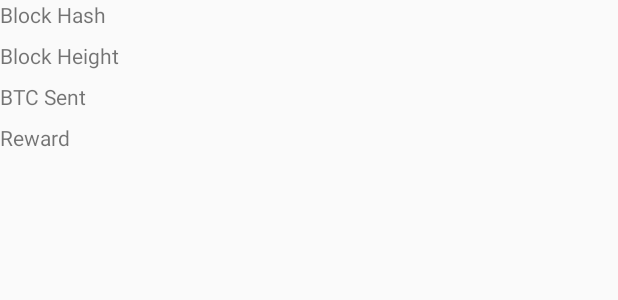
After one commit to siddharth-shah/BTC, an Android app: the layout new_block_info.xml on its own in the app's theme, with its tools: preview values and no code run, on a phone screen of 412 x 824 dp. The commit adds this screen. Shown: the top 300 px of the screen. Run offline under Robolectric (Android 15) with nearby library versions, the phone set to English and light mode, and no system bars.

Commit message:
new block info layout created

```diff
--- a/app/src/main/res/layout/activity_main.xml
+++ b/app/src/main/res/layout/activity_main.xml
@@ -27,4 +27,12 @@
         tools:layout_editor_absoluteX="16dp"
         tools:layout_editor_absoluteY="46dp" />
 
+    <include
+        android:id="@+id/new_block"
+        layout="@layout/new_block_info"
+        android:layout_width="match_parent"
+        android:layout_height="wrap_content"
+        android:layout_marginTop="16dp"
+        app:layout_constraintTop_toBottomOf="@id/ws_connection_status" />
+
 </android.support.constraint.ConstraintLayout>
--- /dev/null
+++ b/app/src/main/res/layout/new_block_info.xml
@@ -0,0 +1,44 @@
+<?xml version="1.0" encoding="utf-8"?>
+<android.support.constraint.ConstraintLayout xmlns:android="http://schemas.android.com/apk/res/android"
+    xmlns:app="http://schemas.android.com/apk/res-auto"
+    xmlns:tools="http://schemas.android.com/tools"
+    android:layout_width="match_parent"
+    android:layout_height="wrap_content">
+
+    <TextView
+        android:id="@+id/block_height"
+        android:layout_width="wrap_content"
+        android:layout_height="wrap_content"
+        android:layout_marginTop="8dp"
+        app:layout_constraintLeft_toLeftOf="parent"
+        app:layout_constraintTop_toBottomOf="@id/block_hash"
+        tools:text="Block Height" />
+
+    <TextView
+        android:id="@+id/block_hash"
+        android:layout_width="wrap_content"
+        android:layout_height="wrap_content"
+        app:layout_constraintLeft_toLeftOf="parent"
+        app:layout_constraintTop_toTopOf="parent"
+        tools:text="Block Hash" />
+
+    <TextView
+        android:id="@+id/btc_sent"
+        android:layout_width="wrap_content"
+        android:layout_height="wrap_content"
+        android:layout_marginTop="8dp"
+        app:layout_constraintLeft_toLeftOf="parent"
+        app:layout_constraintTop_toBottomOf="@id/block_height"
+        tools:text="BTC Sent" />
+
+    <TextView
+        android:id="@+id/reward"
+        android:layout_width="wrap_content"
+
+        android:layout_height="wrap_content"
+        android:layout_marginTop="8dp"
+        app:layout_constraintLeft_toLeftOf="parent"
+        app:layout_constraintTop_toBottomOf="@id/btc_sent"
+        tools:text="Reward" />
+
+</android.support.constraint.ConstraintLayout>
```
